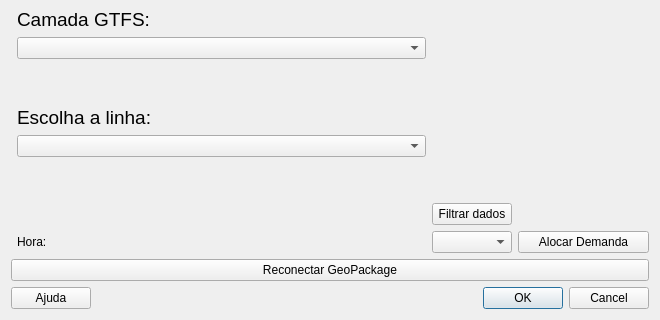
Before: the Qt Designer form sig_bus/SigBus_dialog_base.ui in d-camargo/sig-bus, drawn with Qt 5; both pictures show x 0 to 660 and y 169 to 489 of the 660 by 489 pixel window.
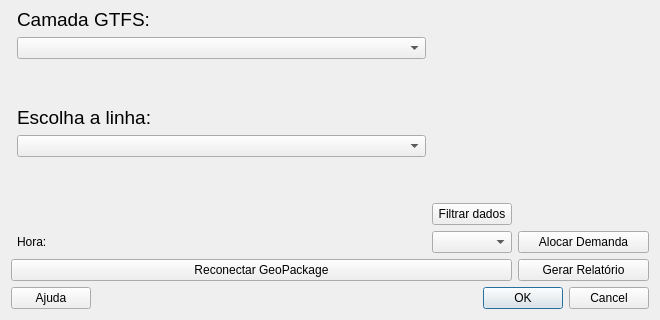
After: the same form once the commit is applied. Icons and pictures are not drawn. Custom widgets are drawn as their Qt base class.

What changed in the file:
```diff
--- a/sig_bus/SigBus_dialog_base.ui
+++ b/sig_bus/SigBus_dialog_base.ui
@@ -227,13 +227,20 @@
      </property>
     </widget>
    </item>
-   <item row="18" column="0" colspan="5">
+   <item row="18" column="0" colspan="3">
     <widget class="QPushButton" name="button_reconnect">
      <property name="text">
       <string>Reconectar GeoPackage</string>
      </property>
     </widget>
    </item>
+   <item row="18" column="3" colspan="2">
+    <widget class="QPushButton" name="button_relatorio">
+     <property name="text">
+      <string>Gerar Relatório</string>
+     </property>
+    </widget>
+   </item>
   </layout>
  </widget>
  <customwidgets>
```
